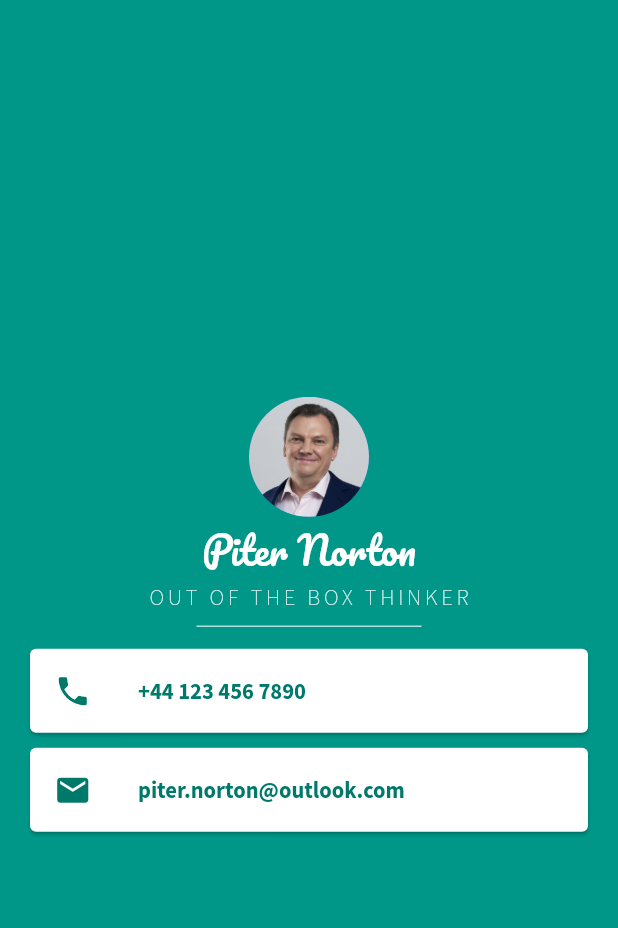
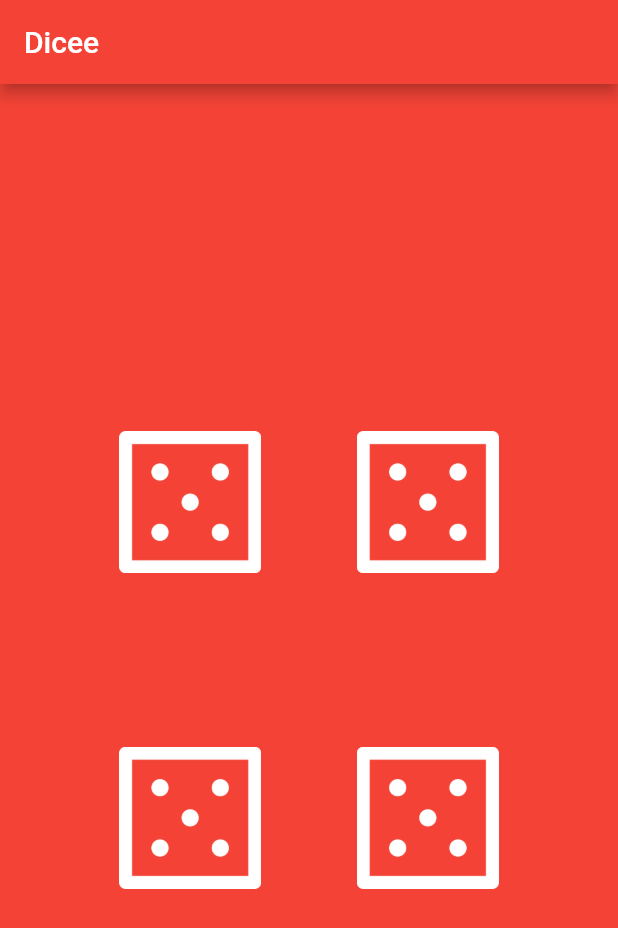
Before and after one commit to evgkarasev/flutter_web, a Flutter app: the screen it shows after launch, on a phone screen of 412 x 824 dp. Shown: the top 928 px of the screen. Run offline on Flutter 3.47's test engine with Material 2 defaults, Android fonts, the phone set to English and light mode, and no system bars.

Commit message:
Dicee - simple app to learn Stateful Flutter widgets

```diff
--- a/lib/main.dart
+++ b/lib/main.dart
@@ -1,91 +1,102 @@
+import 'dart:math';
 import 'package:flutter/material.dart';
 
 void main() {
-  runApp(MyApp());
+  return runApp(
+    MaterialApp(
+      home: Scaffold(
+        backgroundColor: Colors.red,
+        appBar: AppBar(
+          backgroundColor: Colors.red,
+          title: Text('Dicee'),
+        ),
+        body: DicePage(),
+      ),
+    ),
+  );
 }
 
-class MyApp extends StatelessWidget {
+class DicePage extends StatefulWidget {
+  @override
+  _DicePageState createState() => _DicePageState();
+}
+
+class _DicePageState extends State<DicePage> {
+  int leftDiceNum = Random().nextInt(6) + 1;
+  int rightDiceNum = Random().nextInt(6) + 1;
+
+  void stateUpdate() {
+    setState(() {
+      leftDiceNum = Random().nextInt(6) + 1;
+      rightDiceNum = Random().nextInt(6) + 1;
+    });
+  }
+
   @override
   Widget build(BuildContext context) {
-    return MaterialApp(
-      home: Scaffold(
-        backgroundColor: Colors.teal,
-        body: SafeArea(
-          child: Column(
-            mainAxisAlignment: MainAxisAlignment.center,
-            crossAxisAlignment: CrossAxisAlignment.center,
+    return Center(
+      child: Column(
+        children: <Widget>[
+          Spacer(
+            flex: 2,
+          ),
+          Row(
             children: <Widget>[
-              CircleAvatar(
-                radius: 40,
-                backgroundImage: AssetImage('images/manmakarov.jpg'),
+              Spacer(
+                flex: 2,
               ),
-              Text(
-                'Piter Norton',
-                style: TextStyle(
-                  fontFamily: 'Pacifico',
-                  fontSize: 25,
-                  color: Colors.white,
+              Expanded(
+                flex: 4,
+                child: FlatButton(
+                  onPressed: stateUpdate,
+                  child: Image.asset('images/dice$leftDiceNum.png'),
                 ),
               ),
-              Text(
-                'OUT OF THE BOX THINKER',
-                style: TextStyle(
-                  fontFamily: 'SourceSansPro',
-                  fontWeight: FontWeight.w200,
-                  fontSize: 15,
-                  letterSpacing: 2.5,
-                  color: Colors.teal.shade50,
+              Spacer(),
+              Expanded(
+                flex: 4,
+                child: FlatButton(
+                  onPressed: stateUpdate,
+                  child: Image.asset('images/dice$rightDiceNum.png'),
                 ),
               ),
-              SizedBox(
-                height: 20,
-                width: 150,
-                child: Divider(
-                  color: Colors.teal.shade100,
-                  thickness: 1,
-                ),
-              ),
-              Card(
-                margin: EdgeInsets.symmetric(vertical: 5, horizontal: 20),
-                child: ListTile(
-                  leading: Icon(
-                    Icons.phone,
-                    size: 25,
-                    color: Colors.teal.shade700,
-                  ),
-                  title: Text(
-                    '+44 123 456 7890',
-                    style: TextStyle(
-                      fontFamily: 'SourceSansPro',
-                      fontWeight: FontWeight.bold,
-                      fontSize: 15,
-                      color: Colors.teal.shade700,
-                    ),
-                  ),
-                ),
-              ),
-              Card(
-                margin: EdgeInsets.symmetric(vertical: 5, horizontal: 20),
-                child: ListTile(
-                  leading: Icon(
-                    Icons.email,
-                    size: 25,
-                    color: Colors.teal.shade700,
-                  ),
-                  title: Text(
-                    'piter.norton@outlook.com',
-                    style: TextStyle(
-                      fontFamily: 'SourceSansPro',
-                      fontWeight: FontWeight.bold,
-                      fontSize: 15,
-                      color: Colors.teal.shade700,
-                    ),
-                  ),
-                ),
+              Spacer(
+                flex: 2,
               ),
             ],
           ),
-        ),
+          Spacer(
+            flex: 1,
+          ),
+          Row(
+            children: <Widget>[
+              Spacer(
+                flex: 2,
+              ),
+              Expanded(
+                flex: 4,
+                child: FlatButton(
+                  onPressed: stateUpdate,
+                  child: Image.asset('images/dice$leftDiceNum.png'),
+                ),
+              ),
+              Spacer(),
+              Expanded(
+                flex: 4,
+                child: FlatButton(
+                  onPressed: stateUpdate,
+                  child: Image.asset('images/dice$rightDiceNum.png'),
+                ),
+              ),
+              Spacer(
+                flex: 2,
+              ),
+            ],
+          ),
+          Spacer(
+            flex: 2,
+          ),
+        ],
       ),
     );
   }
```
Also changed, not shown: pubspec.yaml (+2 -5 lines), images/dice1.png (added), images/dice2.png (added), images/dice3.png (added), images/dice4.png (added), images/dice5.png (added), images/dice6.png (added), images/manmakarov.jpg (deleted), 1 other file.
